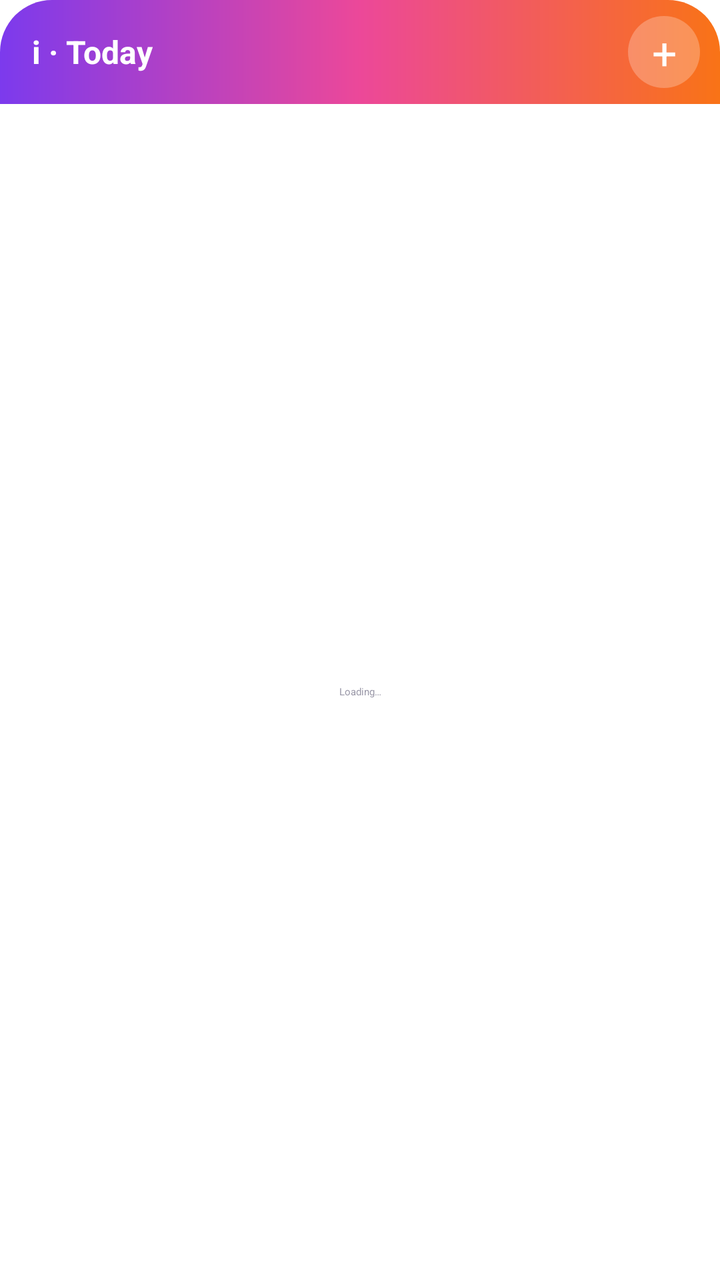
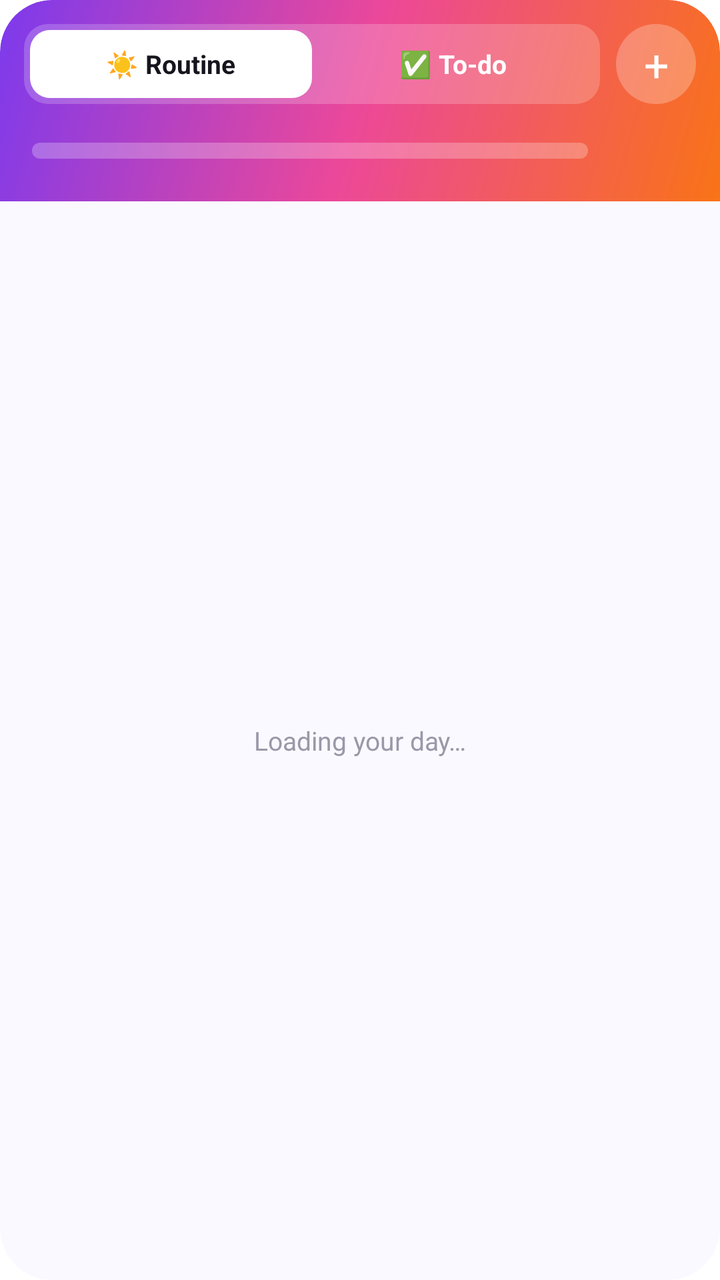

An Android layout rendered at two revisions. The XML below is the earlier revision; the diff shows what the commit changed to produce the second picture.
<!-- AndroidManifest.xml: application theme Theme.I.Starting -->
<!-- res/layout/widget_today.xml -->
<?xml version="1.0" encoding="utf-8"?>
<LinearLayout xmlns:android="http://schemas.android.com/apk/res/android"
    android:layout_width="match_parent" android:layout_height="match_parent"
    android:orientation="vertical" android:background="@drawable/widget_bg">

    <LinearLayout android:id="@+id/widget_header"
        android:layout_width="match_parent" android:layout_height="52dp"
        android:background="@drawable/widget_header_bg" android:gravity="center_vertical"
        android:orientation="horizontal" android:paddingStart="16dp" android:paddingEnd="10dp">
        <TextView android:layout_width="0dp" android:layout_height="wrap_content" android:layout_weight="1"
            android:text="i · Today" android:textColor="#FFFFFF" android:textSize="16sp" android:textStyle="bold" />
        <TextView android:id="@+id/widget_add"
            android:layout_width="36dp" android:layout_height="36dp" android:gravity="center"
            android:background="@drawable/add_bg" android:text="+" android:textColor="#FFFFFF"
            android:textSize="22sp" android:contentDescription="Add to-do" />
    </LinearLayout>

    <FrameLayout android:layout_width="match_parent" android:layout_height="match_parent">
        <ListView android:id="@+id/widget_list"
            android:layout_width="match_parent" android:layout_height="match_parent"
            android:divider="@null" android:paddingBottom="8dp" android:clipToPadding="false" />
        <TextView android:id="@+id/widget_empty"
            android:layout_width="match_parent" android:layout_height="match_parent" android:gravity="center"
            android:text="Loading…" android:textColor="@color/ink3" />
    </FrameLayout>
</LinearLayout>
<!-- resources referenced by this layout -->
<resources>
  <color name="ink3">#9A98A8</color>
  <!-- drawable add_bg (drawable) -->
  <?xml version="1.0" encoding="utf-8"?>
  <shape xmlns:android="http://schemas.android.com/apk/res/android" android:shape="oval">
      <solid android:color="#40FFFFFF" />
  </shape>
  <!-- drawable widget_bg (drawable) -->
  <?xml version="1.0" encoding="utf-8"?>
  <shape xmlns:android="http://schemas.android.com/apk/res/android">
      <solid android:color="#F2FFFFFF" />
      <corners android:radius="26dp" />
  </shape>
  <!-- drawable widget_header_bg (drawable) -->
  <?xml version="1.0" encoding="utf-8"?>
  <shape xmlns:android="http://schemas.android.com/apk/res/android">
      <gradient android:startColor="#7C3AED" android:centerColor="#EC4899" android:endColor="#F97316" android:angle="0" />
      <corners android:topLeftRadius="26dp" android:topRightRadius="26dp" />
  </shape>
  <style name="Theme.I.Starting" parent="Theme.SplashScreen">
          <item name="windowSplashScreenBackground">@color/violet</item>
          <item name="windowSplashScreenAnimatedIcon">@drawable/splash_icon_animated</item>
          <item name="windowSplashScreenAnimationDuration">1000</item>
          <item name="postSplashScreenTheme">@style/Theme.I</item>
      </style>
  <color name="violet">#7C3AED</color>
  <!-- drawable splash_icon_animated: vector/xml drawable (drawable, 3555 chars, omitted) -->
  <style name="Theme.I" parent="Theme.AppCompat.Light.NoActionBar">
          <item name="android:windowBackground">@color/bg</item>
          <item name="colorPrimary">@color/violet</item>
          <item name="colorAccent">@color/violet</item>
          
          <item name="android:windowLightStatusBar">true</item>
          <item name="android:windowLightNavigationBar">true</item>
          <item name="android:statusBarColor">@android:color/transparent</item>
          <item name="android:navigationBarColor">@android:color/transparent</item>
      </style>
  <color name="bg">#F7F6FC</color>
</resources>

<!-- the commit's change to res/layout/widget_today.xml (unified diff, before → after) -->
@@ -1,26 +1,54 @@
 <?xml version="1.0" encoding="utf-8"?>
 <LinearLayout xmlns:android="http://schemas.android.com/apk/res/android"
     android:layout_width="match_parent" android:layout_height="match_parent"
-    android:orientation="vertical" android:background="@drawable/widget_bg">
+    android:orientation="vertical" android:background="@drawable/widget_bg" android:clipToOutline="true">
 
+    
     <LinearLayout android:id="@+id/widget_header"
-        android:layout_width="match_parent" android:layout_height="52dp"
-        android:background="@drawable/widget_header_bg" android:gravity="center_vertical"
-        android:orientation="horizontal" android:paddingStart="16dp" android:paddingEnd="10dp">
-        <TextView android:layout_width="0dp" android:layout_height="wrap_content" android:layout_weight="1"
-            android:text="i · Today" android:textColor="#FFFFFF" android:textSize="16sp" android:textStyle="bold" />
-        <TextView android:id="@+id/widget_add"
-            android:layout_width="36dp" android:layout_height="36dp" android:gravity="center"
-            android:background="@drawable/add_bg" android:text="+" android:textColor="#FFFFFF"
-            android:textSize="22sp" android:contentDescription="Add to-do" />
+        android:layout_width="match_parent" android:layout_height="wrap_content"
+        android:background="@drawable/widget_header_bg" android:orientation="vertical"
+        android:paddingStart="12dp" android:paddingEnd="12dp" android:paddingTop="12dp" android:paddingBottom="14dp">
+
+        <LinearLayout android:layout_width="match_parent" android:layout_height="40dp"
+            android:gravity="center_vertical" android:orientation="horizontal">
+            
+            <LinearLayout android:layout_width="0dp" android:layout_height="match_parent" android:layout_weight="1"
+                android:background="@drawable/tab_track" android:orientation="horizontal" android:padding="3dp">
+                <TextView android:id="@+id/widget_tab_routine"
+                    android:layout_width="0dp" android:layout_height="match_parent" android:layout_weight="1"
+                    android:gravity="center" android:background="@drawable/tab_on" android:maxLines="1"
+                    android:text="☀️ Routine" android:textColor="@color/ink" android:textSize="13sp" android:textStyle="bold" />
+                <TextView android:id="@+id/widget_tab_todo"
+                    android:layout_width="0dp" android:layout_height="match_parent" android:layout_weight="1"
+                    android:gravity="center" android:maxLines="1"
+                    android:text="✅ To-do" android:textColor="#FFFFFF" android:textSize="13sp" android:textStyle="bold" />
+            </LinearLayout>
+            <TextView android:id="@+id/widget_add"
+                android:layout_width="40dp" android:layout_height="40dp" android:layout_marginStart="8dp" android:gravity="center"
+                android:background="@drawable/add_bg" android:text="+" android:textColor="#FFFFFF"
+                android:textSize="22sp" android:contentDescription="Add to-do" />
+        </LinearLayout>
+
+        <LinearLayout android:id="@+id/widget_progress_row"
+            android:layout_width="match_parent" android:layout_height="wrap_content" android:layout_marginTop="12dp"
+            android:gravity="center_vertical" android:orientation="horizontal" android:paddingStart="4dp">
+            <ProgressBar android:id="@+id/widget_progress"
+                style="@android:style/Widget.ProgressBar.Horizontal"
+                android:layout_width="0dp" android:layout_height="8dp" android:layout_weight="1"
+                android:max="100" android:progress="0" android:progressDrawable="@drawable/widget_progress" />
+            <TextView android:id="@+id/widget_percent"
+                android:layout_width="wrap_content" android:layout_height="wrap_content" android:layout_marginStart="10dp"
+                android:minWidth="44dp" android:gravity="end"
+                android:text="" android:textColor="#FFFFFF" android:textSize="17sp" android:textStyle="bold" />
+        </LinearLayout>
     </LinearLayout>
 
     <FrameLayout android:layout_width="match_parent" android:layout_height="match_parent">
         <ListView android:id="@+id/widget_list"
             android:layout_width="match_parent" android:layout_height="match_parent"
-            android:divider="@null" android:paddingBottom="8dp" android:clipToPadding="false" />
+            android:divider="@null" android:paddingTop="6dp" android:paddingBottom="10dp" android:clipToPadding="false" />
         <TextView android:id="@+id/widget_empty"
             android:layout_width="match_parent" android:layout_height="match_parent" android:gravity="center"
-            android:text="Loading…" android:textColor="@color/ink3" />
+            android:text="Loading your day…" android:textColor="@color/ink3" android:textSize="13sp" />
     </FrameLayout>
 </LinearLayout>
<!-- resource entries referenced after the edit -->
@@ -1,23 +1,46 @@
 <!-- resources referenced by this layout -->
 <resources>
+  <color name="ink">#16151D</color>
   <color name="ink3">#9A98A8</color>
   <!-- drawable add_bg (drawable) -->
   <?xml version="1.0" encoding="utf-8"?>
   <shape xmlns:android="http://schemas.android.com/apk/res/android" android:shape="oval">
       <solid android:color="#40FFFFFF" />
   </shape>
+  <!-- drawable tab_on (drawable) -->
+  <?xml version="1.0" encoding="utf-8"?>
+  <shape xmlns:android="http://schemas.android.com/apk/res/android">
+      <solid android:color="#FFFFFF" />
+      <corners android:radius="10dp" />
+  </shape>
+  <!-- drawable tab_track (drawable) -->
+  <?xml version="1.0" encoding="utf-8"?>
+  <shape xmlns:android="http://schemas.android.com/apk/res/android">
+      <solid android:color="#33FFFFFF" />
+      <corners android:radius="12dp" />
+  </shape>
   <!-- drawable widget_bg (drawable) -->
   <?xml version="1.0" encoding="utf-8"?>
   <shape xmlns:android="http://schemas.android.com/apk/res/android">
-      <solid android:color="#F2FFFFFF" />
+      <solid android:color="#F7FAF9FF" />
       <corners android:radius="26dp" />
   </shape>
   <!-- drawable widget_header_bg (drawable) -->
   <?xml version="1.0" encoding="utf-8"?>
   <shape xmlns:android="http://schemas.android.com/apk/res/android">
-      <gradient android:startColor="#7C3AED" android:centerColor="#EC4899" android:endColor="#F97316" android:angle="0" />
+      <gradient android:startColor="#7C3AED" android:centerColor="#EC4899" android:endColor="#F97316" android:angle="315" />
       <corners android:topLeftRadius="26dp" android:topRightRadius="26dp" />
   </shape>
+  <!-- drawable widget_progress (drawable) -->
+  <?xml version="1.0" encoding="utf-8"?>
+  <layer-list xmlns:android="http://schemas.android.com/apk/res/android">
+      <item android:id="@android:id/background">
+          <shape><solid android:color="#40FFFFFF" /><corners android:radius="99dp" /></shape>
+      </item>
+      <item android:id="@android:id/progress">
+          <clip><shape><solid android:color="#FFFFFFFF" /><corners android:radius="99dp" /></shape></clip>
+      </item>
+  </layer-list>
   <style name="Theme.I.Starting" parent="Theme.SplashScreen">
           <item name="windowSplashScreenBackground">@color/violet</item>
           <item name="windowSplashScreenAnimatedIcon">@drawable/splash_icon_animated</item>
